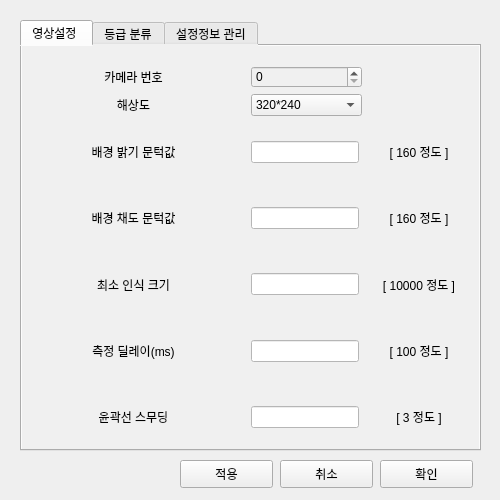
The window that setting_dialog.ui (yi1397/Image-processing-eel-sorter) describes before a commit, drawn with Qt 5.
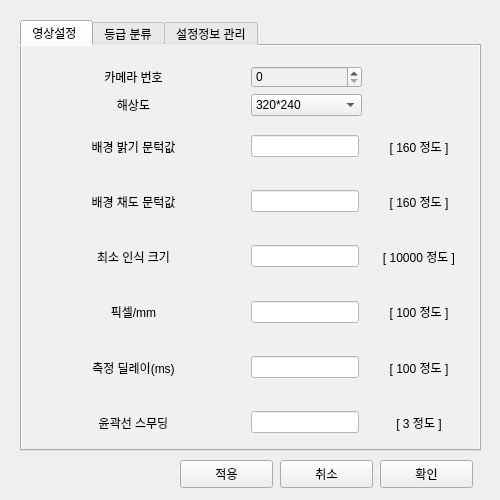
The same window after the commit.

What changed in the file:
```diff
--- a/setting_dialog.ui
+++ b/setting_dialog.ui
@@ -42,7 +42,7 @@
        <height>381</height>
       </rect>
      </property>
-     <layout class="QVBoxLayout" name="verticalLayout" stretch="1,1,1,1,1,1,1">
+     <layout class="QVBoxLayout" name="verticalLayout" stretch="1,1,1,1,1,1,1,1">
       <item>
        <layout class="QHBoxLayout" name="horizontalLayout_5" stretch="1,1">
         <item>
@@ -230,6 +230,41 @@
         </item>
        </layout>
       </item>
+      <item>
+       <layout class="QHBoxLayout" name="horizontalLayout_19" stretch="1,1">
+        <item>
+         <widget class="QLabel" name="label_14">
+          <property name="text">
+           <string>픽셀/mm</string>
+          </property>
+          <property name="alignment">
+           <set>Qt::AlignCenter</set>
+          </property>
+         </widget>
+        </item>
+        <item>
+         <layout class="QHBoxLayout" name="horizontalLayout_20" stretch="1,1">
+          <item>
+           <widget class="QLineEdit" name="lineEdit_px_to_mm">
+            <property name="styleSheet">
+             <string notr="true">background-color : white</string>
+            </property>
+           </widget>
+          </item>
+          <item>
+           <widget class="QLabel" name="label_15">
+            <property name="text">
+             <string>[ 100 정도 ]</string>
+            </property>
+            <property name="alignment">
+             <set>Qt::AlignCenter</set>
+            </property>
+           </widget>
+          </item>
+         </layout>
+        </item>
+       </layout>
+      </item>
       <item>
        <layout class="QHBoxLayout" name="horizontalLayout_11" stretch="1,1">
         <item>
```
